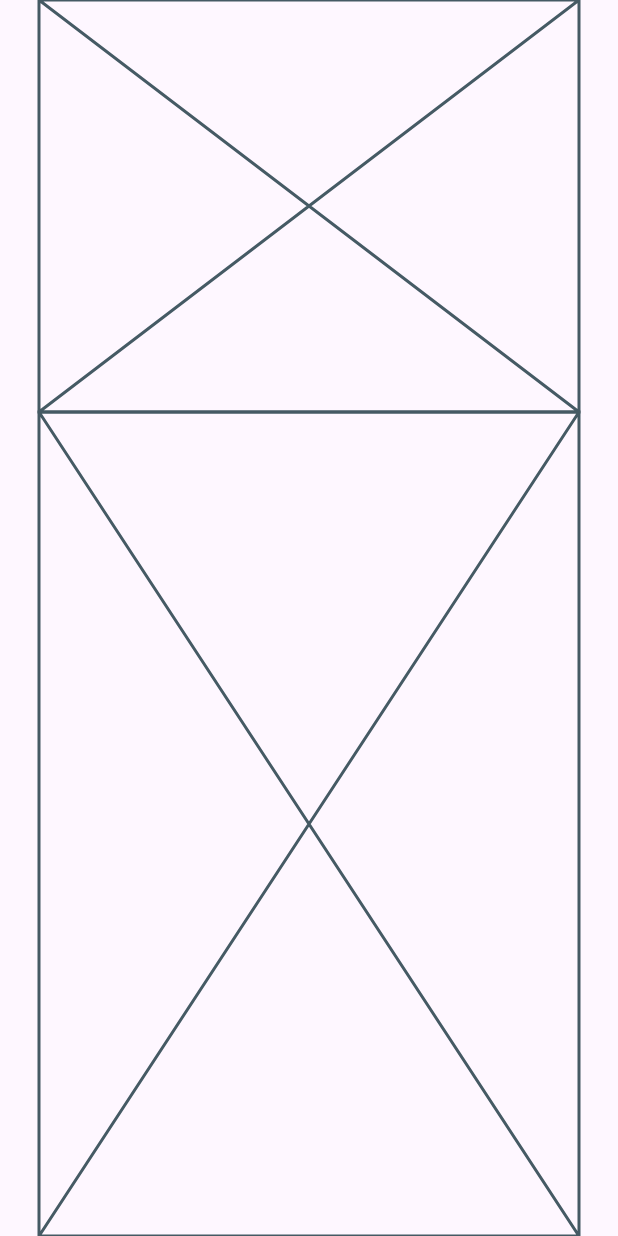
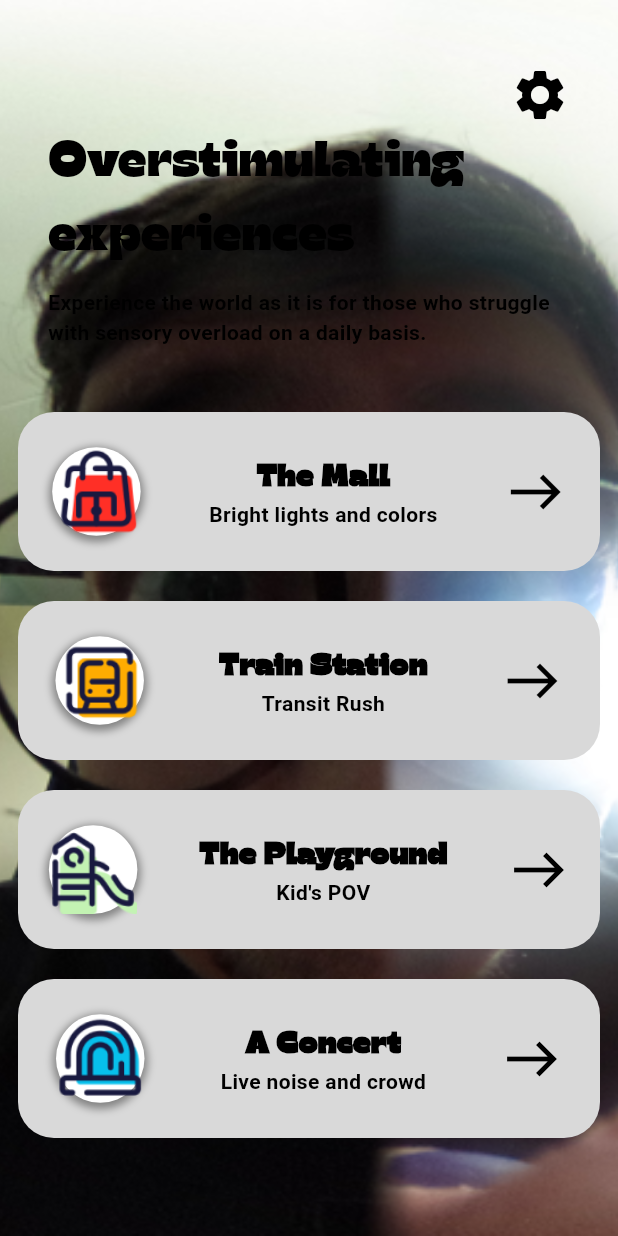
Before and after one commit to StudioKrom-SmartMobile-2024/frontend, a Flutter app: the HomePage screen opened directly, on a phone screen of 412 x 824 dp. Run offline on Flutter 3.47's test engine with Material 3 defaults, Android fonts, the phone set to English and light mode, and no system bars; our stand-ins replace vibration; missing offline and left inert: flutter_soloud, vr_player.

Commit message:
build home page

```diff
--- a/overload/lib/main.dart
+++ b/overload/lib/main.dart
@@ -12,7 +12,7 @@ class MainApp extends StatelessWidget {
   @override
   Widget build(BuildContext context) {
     return const MaterialApp(
-      home: HomePage(),
+      home: WelcomePage(),
     );
   }
 }
--- a/overload/lib/pages/home.dart
+++ b/overload/lib/pages/home.dart
@@ -11,24 +11,87 @@ class HomePage extends StatefulWidget {
 class _HomePageState extends State<HomePage> {
   @override
   Widget build(BuildContext context) {
-    return const Scaffold(
-      body: Center(
+    return Scaffold(
+      body: Stack(
+        children: [
+          Positioned.fill(
+            child: Image.asset(
+              'assets/img/Jorrieborrie.png', //change this to background png
+              fit: BoxFit.cover,
+            ),
+          ),
+          const Center(
             child: Padding(
-          padding: EdgeInsets.symmetric(horizontal: 26),
+              padding: EdgeInsets.symmetric(horizontal: 12),
               child: Column(
                 children: [
                   Expanded(
                     flex: 3,
-                child: Placeholder(),
+                    child: Padding(
+                      padding: EdgeInsets.all(20),
+                      child: Scaffold(
+                        backgroundColor: Colors.transparent,
+                        body: Column(
+                          mainAxisAlignment: MainAxisAlignment.center,
+                          children: [
+                            Align(
+                              alignment: Alignment.topRight,
+                              child: SizedBox(
+                                child: Icon(
+                                  Icons.settings,
+                                  color: Colors.black,
+                                  size: 40,
+                                ),
+                              ),
+                            ),
+                            Text(
+                              "Overstimulating experiences",
+                              style: TextStyle(
+                                  fontSize: 34,
+                                  fontFamily: "Gulf",
+                                  color: Colors.black),
+                            ),
+                            SizedBox(height: 10),
+                            Text(
+                                "Experience the world as it is for those who struggle with sensory overload on a daily basis.",
+                                style: TextStyle(
+                                    fontSize: 14,
+                                    color: Colors.black,
+                                    fontWeight: FontWeight.bold)),
+                          ],
+                        ),
+                      ),
+                    ),
                   ),
                   Expanded(
                     flex: 6,
-                child: Placeholder(),
+                    child: Scaffold(
+                      backgroundColor: Colors.transparent,
+                      body: Column(
+                        children: [
+                          ExperienceCards(
+                              "The Mall",
+                              "Bright lights and colors",
+                              "assets/img/homepage icons/mall.png"),
+                          SizedBox(height: 20),
+                          ExperienceCards("Train Station", "Transit Rush",
+                              "assets/img/homepage icons/train.png"),
+                          SizedBox(height: 20),
+                          ExperienceCards("The Playground", "Kid's POV",
+                              "assets/img/homepage icons/playground.png"),
+                          SizedBox(height: 20),
+                          ExperienceCards("A Concert", "Live noise and crowd",
+                              "assets/img/homepage icons/concert.png"),
+                        ],
+                      ),
+                    ),
                   ),
                 ],
               ),
             ),
           ),
+        ],
+      ),
     );
   }
 }
--- a/overload/lib/pages/welcome.dart
+++ b/overload/lib/pages/welcome.dart
@@ -19,7 +19,10 @@ class _WelcomePageState extends State<WelcomePage> {
               children: [
                 Expanded(
                   flex: 2,
-                  child: Placeholder(),
+                  child: Scaffold(
+                    backgroundColor: Colors.transparent,
+                    body: Placeholder(),
+                  ),
                 ),
                 Expanded(
                   flex: 1,
--- a/overload/lib/widgets/experience_cards.dart
+++ b/overload/lib/widgets/experience_cards.dart
@@ -1,10 +1,65 @@
 import 'package:flutter/material.dart';
 
 class ExperienceCards extends StatelessWidget {
-  const ExperienceCards({super.key});
+  final String title;
+  final String text;
+  final String iconPath;
+
+  const ExperienceCards(this.title, this.text, this.iconPath, {super.key});
 
   @override
   Widget build(BuildContext context) {
-    return const Placeholder();
+    return Container(
+      height: 106,
+      decoration: BoxDecoration(
+        borderRadius: BorderRadius.circular(24),
+        color: const Color.fromRGBO(217, 217, 217, 59),
+      ),
+      child: Row(
+        mainAxisAlignment: MainAxisAlignment.spaceAround,
+        children: [
+          Container(
+            width: 59,
+            height: 59,
+            decoration: BoxDecoration(
+              shape: BoxShape.circle,
+              color: Colors.white,
+              boxShadow: [
+                BoxShadow(
+                  color: Colors.black.withOpacity(0.4),
+                  spreadRadius: 2,
+                  blurRadius: 4,
+                  offset: const Offset(0, 2),
+                ),
+              ],
+            ),
+            child: Image.asset(
+              iconPath,
+            ),
+          ),
+          Column(
+            mainAxisAlignment: MainAxisAlignment.center,
+            children: [
+              Text(
+                title,
+                style: const TextStyle(
+                    color: Colors.black,
+                    fontSize: 21,
+                    fontWeight: FontWeight.bold,
+                    fontFamily: "Gulf"),
+              ),
+              Text(
+                text,
+                style: const TextStyle(
+                    color: Colors.black,
+                    fontSize: 14,
+                    fontWeight: FontWeight.bold),
+              ),
+            ],
+          ),
+          const Icon(Icons.east, color: Colors.black, size: 40)
+        ],
+      ),
+    );
   }
 }
--- a/overload/pubspec.yaml
+++ b/overload/pubspec.yaml
@@ -21,3 +21,6 @@ flutter:
     - family: Gulf
       fonts:
         - asset: assets/fonts/GulfsDisplay-Normal.ttf
+  assets:
+    - assets/img/
+    - assets/img/homepage icons/
```
Also changed, not shown: demos/vr_demo/pubspec.lock, overload/assets/img/homepage icons/concert.png (added), overload/assets/img/homepage icons/mall.png (added), overload/assets/img/homepage icons/playground.png (added), overload/assets/img/homepage icons/train.png (added). Lines whose indentation alone changed are shown as unchanged.
